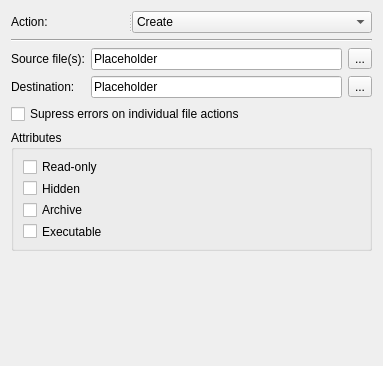
Old version of the form src/plugins/preferences/files/fileswidget.ui in the repository august-alt/gpui.
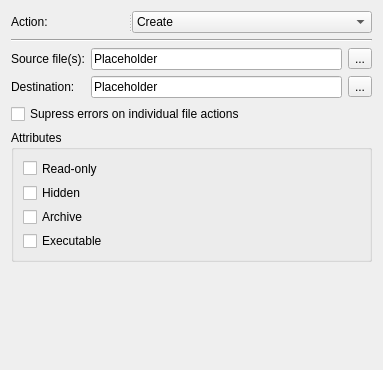
New version of the form. Custom widgets are drawn as their Qt base class.

Commit message: fix: fix attributes group box size

```diff
--- a/src/plugins/preferences/files/fileswidget.ui
+++ b/src/plugins/preferences/files/fileswidget.ui
@@ -7,7 +7,7 @@
     <x>0</x>
     <y>0</y>
     <width>383</width>
-    <height>366</height>
+    <height>370</height>
    </rect>
   </property>
   <property name="windowTitle">
@@ -184,7 +184,7 @@
       <enum>Qt::Vertical</enum>
      </property>
      <property name="sizeType">
-      <enum>QSizePolicy::MinimumExpanding</enum>
+      <enum>QSizePolicy::Expanding</enum>
      </property>
      <property name="sizeHint" stdset="0">
       <size>
```
